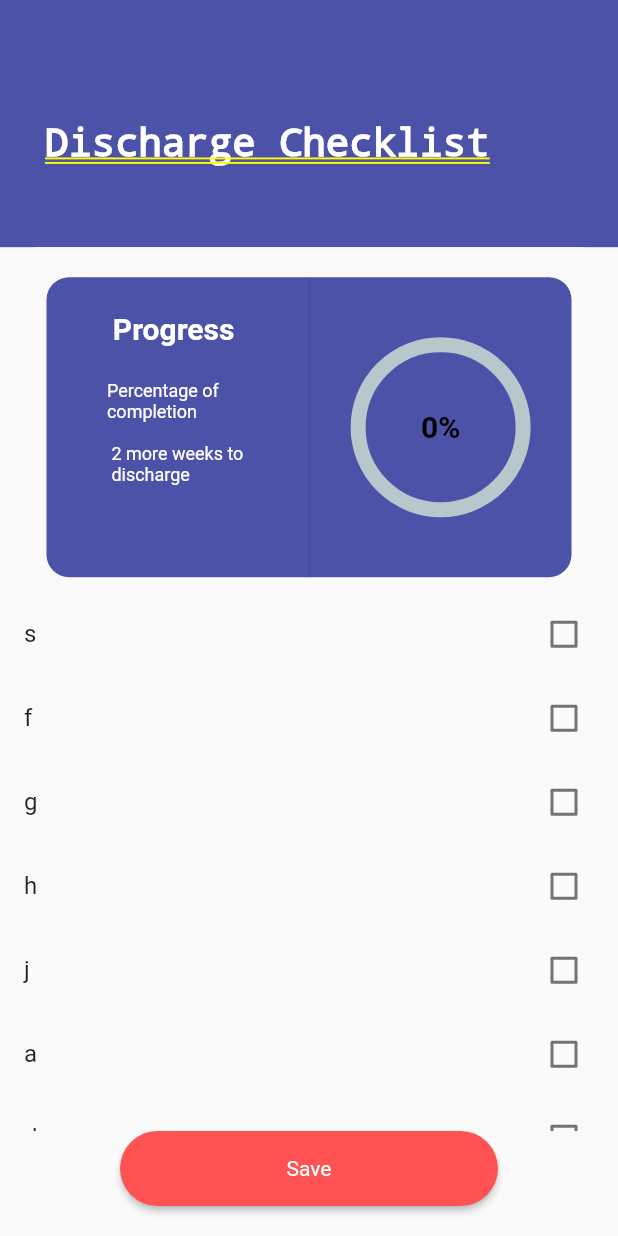
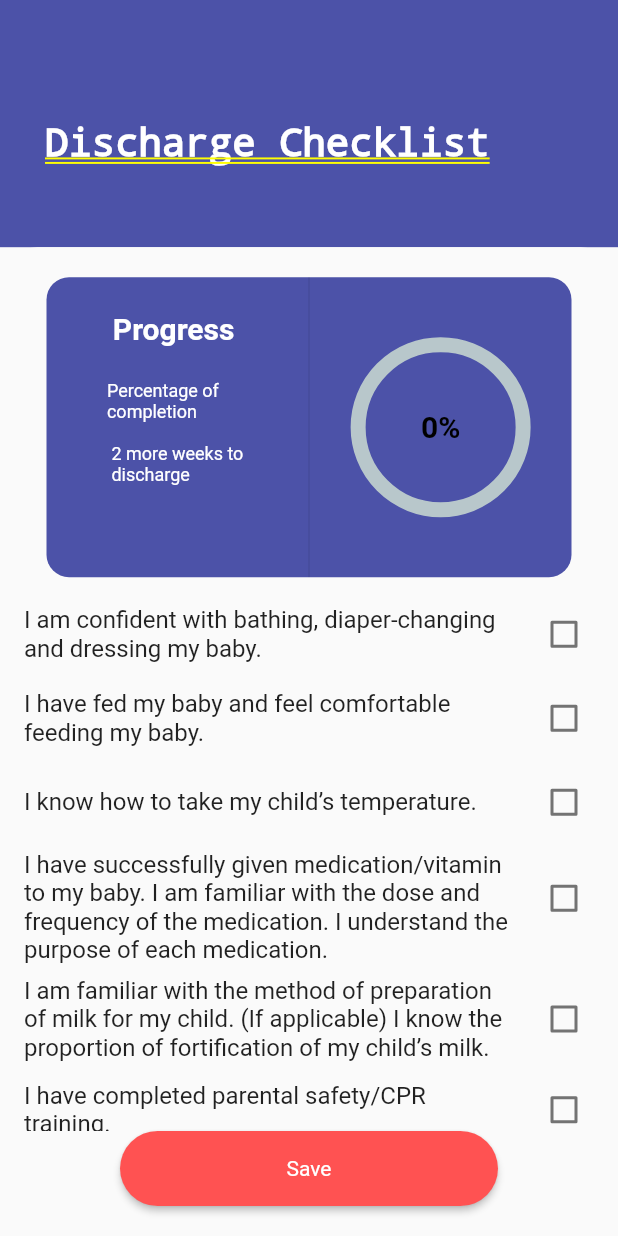
Before and after one commit to ccaian/Team-13-ITP-SE-39, a Flutter app: the NavParent screen opened directly, after a tap on "Go to Form", on a phone screen of 412 x 824 dp. Run offline on Flutter 3.47's test engine with Material 2 defaults, Android fonts, the phone set to English and light mode, and no system bars; drawn by our look-alikes of percent_indicator; our stand-ins replace cloud_firestore, datetime_picker_formfield, firebase_auth, firebase_core, firebase_database, firebase_storage and 7 more; missing offline and left inert: dart:ffi, image_downloader; accounts and stored records are empty.

Commit message:
hotfix sharedpref, Discharge real text hardcode

```diff
--- a/lib/dischargechecklist.dart
+++ b/lib/dischargechecklist.dart
@@ -26,24 +26,15 @@ class _DischargeCheckListPageState extends State<DischargeCheckListPage> {
   //
   // }
   Map<String, bool> List = {
-    's' : false,
-    'f' : false,
-    'g' : false,
-    'h' : false,
-    'j' : false,
-    'a' : false,
-    'd' : false,
-    'c' : false,
-    'v' : false,
-    'w' : false,
-    'q' : false,
-    'e' : false,
-    'r' : false,
-    't' : false,
-    'y' : false,
-    'u' : false,
-    'i' : false,
-    'o' : false
+    'I am confident with bathing, diaper-changing and dressing my baby.' : false,
+    'I have fed my baby and feel comfortable feeding my baby.' : false,
+    'I know how to take my child’s temperature.' : false,
+    'I have successfully given medication/vitamin to my baby. I am familiar with the dose and frequency of the medication. I understand the purpose of each medication.' : false,
+    'I am familiar with the method of preparation of milk for my child. (If applicable) I know the proportion of fortification of my child’s milk.' : false,
+    'I have completed parental safety/CPR training.' : false,
+    'Members of the household have received updated vaccinations for influenza, pertussis/diphtheria and pneumococcal vaccines.' : false,
+    'I am familiar with the equipment or care (feeding tube/tracheostomy/suctioning) my baby may need and have received adequate training on that equipment.' : false,
+    'I understand my baby will go home using a car seat, I have brought a car seat to check its suitability.' : false,
   };
 
   double progress = 0;
--- a/lib/parenthome.dart
+++ b/lib/parenthome.dart
@@ -210,7 +210,7 @@ class _ParentHomeState extends State<ParentHome> {
   Future loadPagePref() async{
     List newList = [];
     final SharedPreferences sharedPreferences = await SharedPreferences.getInstance();
-    temp = sharedPreferences.getString('Session');
+    temp = sharedPreferences.getString('email');
     temp2 = sharedPreferences.getString('ChildName');
     FirebaseDatabase.instance
         .reference()
--- a/lib/parentselchild.dart
+++ b/lib/parentselchild.dart
@@ -201,7 +201,7 @@ class _ParentSelChildState extends State<ParentSelChild> {
 
   Future getPref() async {
     final SharedPreferences sharedPreferences = await SharedPreferences.getInstance();
-    temp = sharedPreferences.getString('Session')!;
+    temp = sharedPreferences.getString('email')!;
     setState(() {
       username = temp;
     });
```
